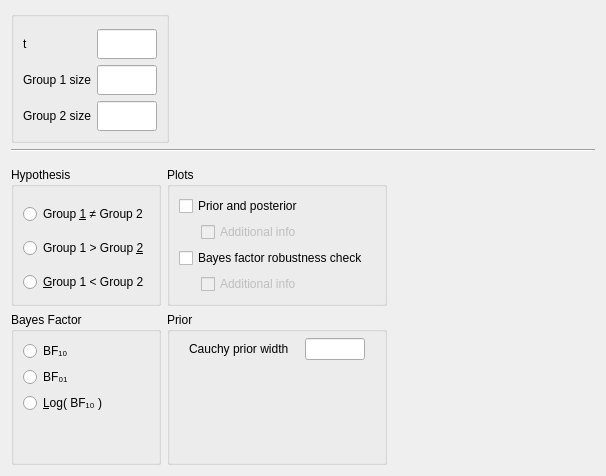
Before: the Qt Designer form JASP-Desktop/analysisforms/SummaryStatistics/summarystatsttestbayesianindependentsamplesform.ui in jasp-stats/jasp-desktop, drawn with Qt 5.
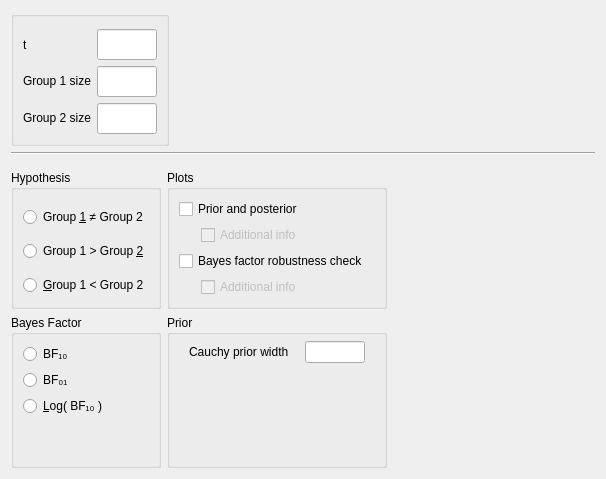
After: the same form once the commit is applied. Custom widgets are drawn as their Qt base class.

```diff
--- a/JASP-Desktop/analysisforms/SummaryStatistics/summarystatsttestbayesianindependentsamplesform.ui
+++ b/JASP-Desktop/analysisforms/SummaryStatistics/summarystatsttestbayesianindependentsamplesform.ui
@@ -7,7 +7,7 @@
     <x>0</x>
     <y>0</y>
     <width>606</width>
-    <height>476</height>
+    <height>479</height>
    </rect>
   </property>
   <property name="sizePolicy">
```
Left out of the diff: 255 changed lines with no effect on the pictures.
